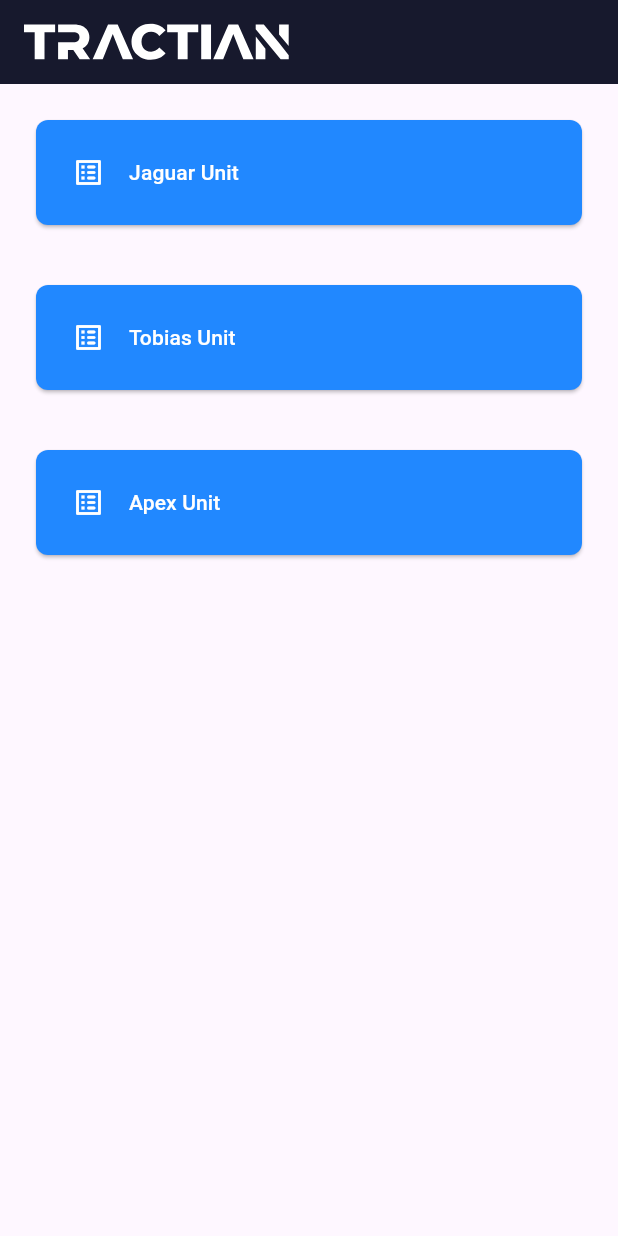
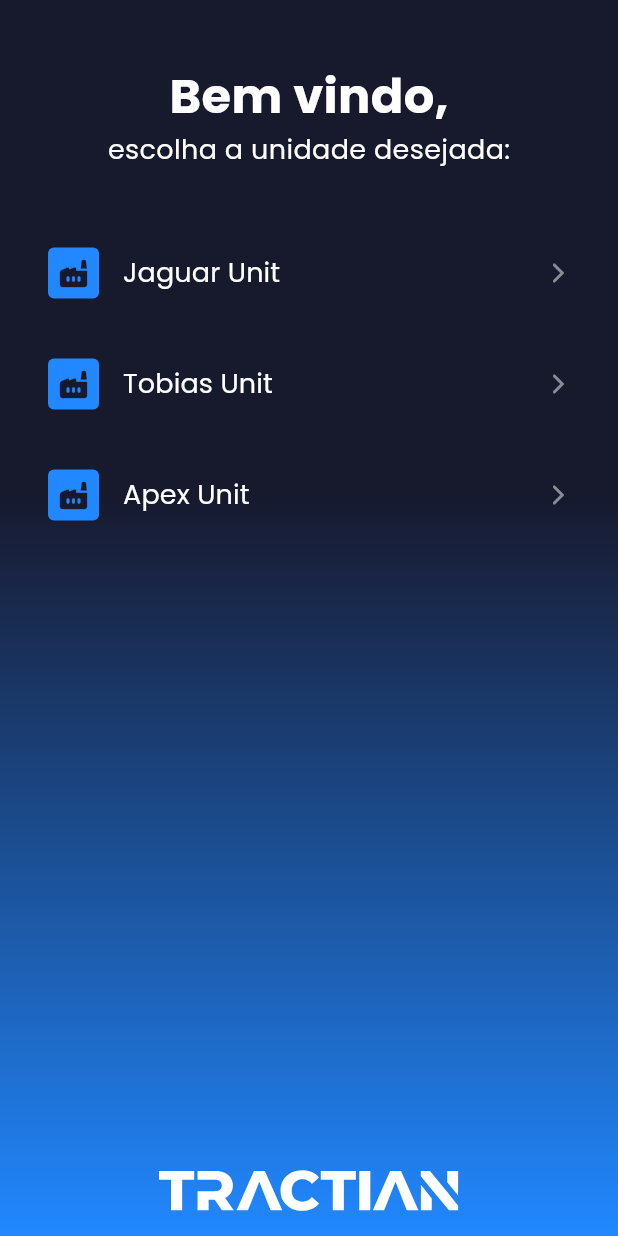
Before and after one commit to EricFrancischett/tractian-challenge, a Flutter app: the screen it shows after launch, on a phone screen of 412 x 824 dp. Run offline on Flutter 3.47's test engine with Material 3 defaults, Android fonts, the phone set to English and light mode, and no system bars; our stand-ins replace flutter_mobx, flutter_svg, get_it, mobx; generated files the repository leaves out were written again.

Commit message:
home page ui done

```diff
--- a/lib/app_widget.dart
+++ b/lib/app_widget.dart
@@ -9,6 +9,7 @@ class AppWidget extends StatelessWidget {
     return MaterialApp(
       title: 'Flutter Demo',
       theme: ThemeData(
+        fontFamily: 'Poppins',
         colorScheme: ColorScheme.fromSeed(seedColor: Colors.deepPurple),
         useMaterial3: true,
       ),
--- a/lib/core/constants/colors_constants.dart
+++ b/lib/core/constants/colors_constants.dart
@@ -8,4 +8,14 @@ class ColorsConstants {
   static const white = Color(0xFFFFFFFF);
   static const gray = Color(0xFFEAEFF3);
   static const darkGray = Color(0xFF8E98A3);
+
+  static const homeGradient = LinearGradient(
+    colors: [
+      darkBlue,
+      lightBlue,
+    ],
+    begin: Alignment.topCenter,
+    end: Alignment.bottomCenter,
+    stops: [0.4, 1],
+  );
 }
--- a/lib/features/home/components/home_button.dart
+++ b/lib/features/home/components/home_button.dart
@@ -14,11 +14,12 @@ class HomeButton extends StatelessWidget {
 
   @override
   Widget build(BuildContext context) {
-  return ElevatedButton(
+    return ElevatedButton(
       style: ElevatedButton.styleFrom(
-        backgroundColor: ColorsConstants.lightBlue,
+        backgroundColor: Colors.transparent,
+        shadowColor: Colors.transparent,
         foregroundColor: ColorsConstants.white,
-        padding: const EdgeInsets.all(24),
+        padding: const EdgeInsets.symmetric(vertical: 12, horizontal: 16),
         shape: RoundedRectangleBorder(
           borderRadius: BorderRadius.circular(8),
         ),
@@ -32,17 +33,33 @@ class HomeButton extends StatelessWidget {
       },
       child: Row(
         children: [
-          const Icon(
-            Icons.list_alt_rounded,
-            size: 22,
-            color: ColorsConstants.white,
+          Container(
+            width: 34,
+            height: 34,
+            decoration: const BoxDecoration(
+              color: ColorsConstants.lightBlue,
+              borderRadius: BorderRadius.all(Radius.circular(4)),
+            ),
+            child: const Icon(
+              Icons.factory_rounded,
+              size: 22,
+              color: ColorsConstants.darkBlue,
+            ),
           ),
           const SizedBox(width: 16),
           Text(
             title,
             style: const TextStyle(
+              fontSize: 18,
               color: ColorsConstants.white,
+              fontWeight: FontWeight.normal,
             ),
+          ),
+          const Spacer(),
+          Icon(
+            Icons.arrow_forward_ios_rounded,
+            size: 16,
+            color: ColorsConstants.white.withOpacity(0.5),
           ),
         ],
       ),
--- /dev/null
+++ b/lib/features/home/components/home_header.dart
@@ -0,0 +1,32 @@
+import 'package:flutter/material.dart';
+import 'package:tractian_challenge/core/constants/colors_constants.dart';
+
+class HomeHeader extends StatelessWidget {
+  const HomeHeader({super.key});
+
+  @override
+  Widget build(BuildContext context) {
+    return const Column(
+      crossAxisAlignment: CrossAxisAlignment.center,
+      mainAxisSize: MainAxisSize.min,
+      children: [
+        Text(
+          'Bem vindo,',
+          style: TextStyle(
+            color: ColorsConstants.white,
+            fontSize: 32,
+            fontWeight: FontWeight.bold,
+          ),
+        ),
+        Text(
+          'escolha a unidade desejada:',
+          style: TextStyle(
+            color: ColorsConstants.white,
+            fontSize: 18,
+            fontWeight: FontWeight.normal,
+          ),
+        ),
+      ],
+    );
+  }
+}
--- a/lib/features/home/home_page.dart
+++ b/lib/features/home/home_page.dart
@@ -1,7 +1,10 @@
 import 'package:flutter/material.dart';
+import 'package:tractian_challenge/core/adapters/svg_adapter.dart';
+import 'package:tractian_challenge/core/constants/assets_constants.dart';
+import 'package:tractian_challenge/core/constants/colors_constants.dart';
 import 'package:tractian_challenge/core/enums/units_enum.dart';
-import 'package:tractian_challenge/core/widgets/custom_scaffold.dart';
 import 'package:tractian_challenge/features/home/components/home_button.dart';
+import 'package:tractian_challenge/features/home/components/home_header.dart';
 import 'package:tractian_challenge/routes/app_routes.dart';
 
 class HomePage extends StatelessWidget {
@@ -9,11 +12,26 @@ class HomePage extends StatelessWidget {
 
   @override
   Widget build(BuildContext context) {
-    return const CustomScaffold(
-      body: Column(
+    return Container(
+      decoration: const BoxDecoration(
+        gradient: ColorsConstants.homeGradient,
+      ),
+      child: const Scaffold(
+        backgroundColor: Colors.transparent,
+        body: SafeArea(
+          child: Padding(
+            padding: EdgeInsets.all(16),
+            child: Column(
               crossAxisAlignment: CrossAxisAlignment.stretch,
               mainAxisSize: MainAxisSize.min,
               children: [
+                Padding(
+                  padding: EdgeInsets.only(top: 25),
+                  child: HomeHeader(),
+                ),
+                SizedBox(
+                  height: 40,
+                ),
                 HomeButton(
                   title: 'Jaguar Unit',
                   routeToRedirect: AppRoutes.assets,
@@ -21,7 +39,7 @@ class HomePage extends StatelessWidget {
                     AppRoutes.assetPageUnitKey: UnitsEnum.jaguar,
                   },
                 ),
-          SizedBox(height: 40),
+                SizedBox(height: 16),
                 HomeButton(
                   title: 'Tobias Unit',
                   routeToRedirect: AppRoutes.assets,
@@ -29,7 +47,7 @@ class HomePage extends StatelessWidget {
                     AppRoutes.assetPageUnitKey: UnitsEnum.tobias,
                   },
                 ),
-          SizedBox(height: 40),
+                SizedBox(height: 16),
                 HomeButton(
                   title: 'Apex Unit',
                   routeToRedirect: AppRoutes.assets,
@@ -37,7 +55,16 @@ class HomePage extends StatelessWidget {
                     AppRoutes.assetPageUnitKey: UnitsEnum.apex,
                   },
                 ),
+                Spacer(),
+                SvgAdapter(
+                  path: AssetsConstants.logo,
+                  width: 200,
+                  color: Colors.white,
+                ),
               ],
+            ),
+          ),
+        ),
       ),
     );
   }
```
Also changed, not shown: pubspec.yaml (+12 -11 lines), fonts/poppins/Poppins-Black.ttf (added), fonts/poppins/Poppins-Bold.ttf (added), fonts/poppins/Poppins-ExtraBold.ttf (added), fonts/poppins/Poppins-ExtraLight.ttf (added), fonts/poppins/Poppins-Light.ttf (added), fonts/poppins/Poppins-Medium.ttf (added), fonts/poppins/Poppins-Regular.ttf (added), fonts/poppins/Poppins-SemiBold.ttf (added), fonts/poppins/Poppins-Thin.ttf (added). Lines whose indentation alone changed are shown as unchanged.
